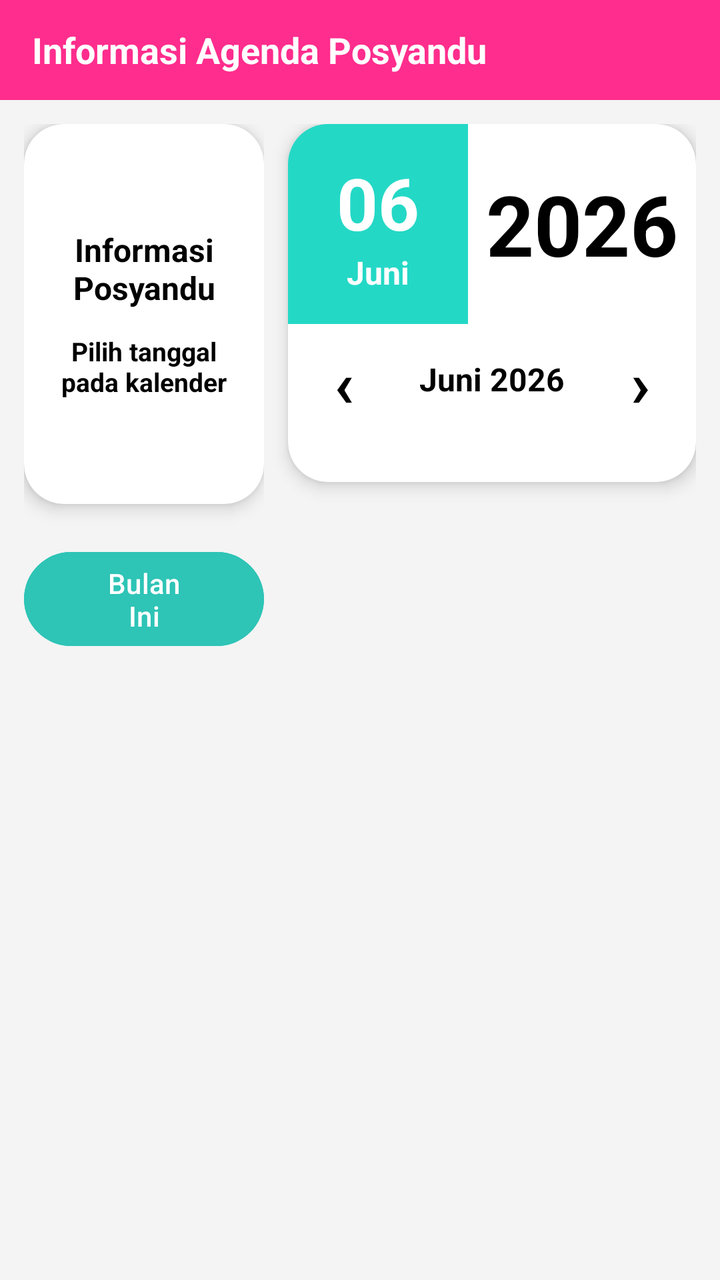
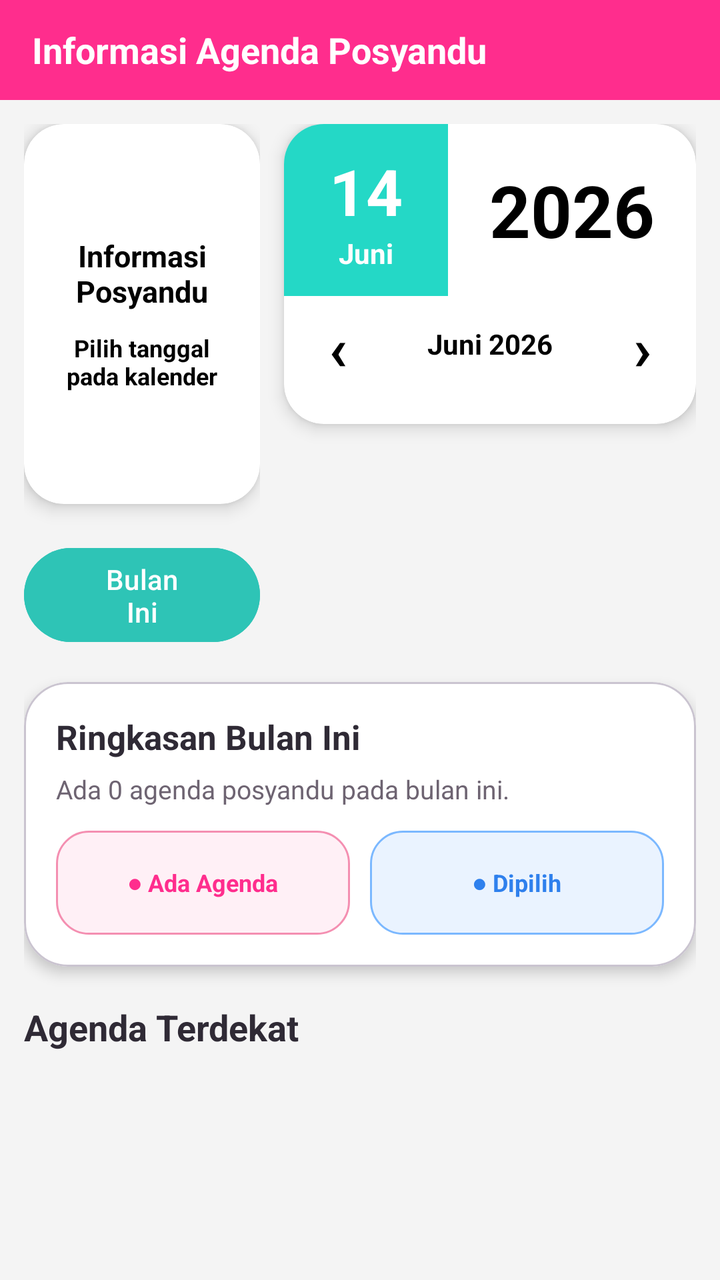

Compare the two renders of this Android layout. The source of the first and the diff that turns it into the second are given below.
<!-- AndroidManifest.xml: application theme Theme.SiBunda -->
<!-- res/layout/fragment_agenda.xml -->
<?xml version="1.0" encoding="utf-8"?>
<LinearLayout
    xmlns:android="http://schemas.android.com/apk/res/android"
    xmlns:app="http://schemas.android.com/apk/res-auto"
    android:layout_width="match_parent"
    android:layout_height="match_parent"
    android:orientation="vertical"
    android:background="#F4F4F4">

    <LinearLayout
        android:layout_width="match_parent"
        android:layout_height="50dp"
        android:background="#FF2D8D"
        android:gravity="center_vertical"
        android:paddingHorizontal="16dp">

        <TextView
            android:layout_width="wrap_content"
            android:layout_height="wrap_content"
            android:text="Informasi Agenda Posyandu"
            android:textColor="#FFFFFF"
            android:textStyle="bold"
            android:textSize="18sp"/>
    </LinearLayout>

    <LinearLayout
        android:layout_width="match_parent"
        android:layout_height="match_parent"
        android:orientation="horizontal"
        android:padding="12dp">

        <LinearLayout
            android:layout_width="120dp"
            android:layout_height="wrap_content"
            android:orientation="vertical">

            <androidx.cardview.widget.CardView
                android:layout_width="match_parent"
                android:layout_height="190dp"
                app:cardCornerRadius="20dp"
                app:cardElevation="5dp">

                <LinearLayout
                    android:layout_width="match_parent"
                    android:layout_height="match_parent"
                    android:orientation="vertical"
                    android:gravity="center"
                    android:padding="12dp">

                    <TextView
                        android:layout_width="wrap_content"
                        android:layout_height="wrap_content"
                        android:text="Informasi Posyandu"
                        android:textStyle="bold"
                        android:textSize="16sp"
                        android:textColor="#000000"
                        android:gravity="center"/>

                    <TextView
                        android:id="@+id/txtInfo"
                        android:layout_width="wrap_content"
                        android:layout_height="wrap_content"
                        android:layout_marginTop="12dp"
                        android:text="Pilih tanggal pada kalender"
                        android:textStyle="bold"
                        android:textSize="13sp"
                        android:textColor="#000000"
                        android:gravity="center"/>

                </LinearLayout>

            </androidx.cardview.widget.CardView>

            <Button
                android:id="@+id/btnBulanIni"
                android:layout_width="match_parent"
                android:layout_height="55dp"
                android:layout_marginTop="20dp"
                android:text="Bulan\nIni"
                android:textAllCaps="false"
                android:textColor="#FFFFFF"
                android:backgroundTint="#2EC4B6"/>
        </LinearLayout>

        <androidx.cardview.widget.CardView
            android:layout_width="0dp"
            android:layout_height="wrap_content"
            android:layout_weight="1"
            android:layout_marginStart="12dp"
            app:cardCornerRadius="20dp"
            app:cardElevation="5dp">

            <LinearLayout
                android:layout_width="match_parent"
                android:layout_height="wrap_content"
                android:orientation="vertical">

                <LinearLayout
                    android:layout_width="match_parent"
                    android:layout_height="100dp"
                    android:orientation="horizontal">

                    <LinearLayout
                        android:layout_width="90dp"
                        android:layout_height="match_parent"
                        android:background="#24D8C6"
                        android:gravity="center"
                        android:orientation="vertical">

                        <TextView
                            android:id="@+id/txtTanggal"
                            android:layout_width="wrap_content"
                            android:layout_height="wrap_content"
                            android:text="06"
                            android:textColor="#FFFFFF"
                            android:textStyle="bold"
                            android:textSize="36sp"/>

                        <TextView
                            android:id="@+id/txtBulan"
                            android:layout_width="wrap_content"
                            android:layout_height="wrap_content"
                            android:text="Juni"
                            android:textColor="#FFFFFF"
                            android:textStyle="bold"
                            android:textSize="16sp"/>
                    </LinearLayout>

                    <LinearLayout
                        android:layout_width="match_parent"
                        android:layout_height="match_parent"
                        android:gravity="center">

                        <TextView
                            android:id="@+id/txtTahun"
                            android:layout_width="wrap_content"
                            android:layout_height="wrap_content"
                            android:text="2026"
                            android:textStyle="bold"
                            android:textSize="42sp"
                            android:textColor="#000000"/>
                    </LinearLayout>

                </LinearLayout>

                <LinearLayout
                    android:layout_width="match_parent"
                    android:layout_height="55dp"
                    android:gravity="center"
                    android:orientation="horizontal"
                    android:paddingHorizontal="8dp">

                    <TextView
                        android:id="@+id/btnPrevMonth"
                        android:layout_width="40dp"
                        android:layout_height="40dp"
                        android:gravity="center"
                        android:text="‹"
                        android:textColor="#000000"
                        android:textSize="32sp"
                        android:textStyle="bold"/>

                    <TextView
                        android:id="@+id/txtNamaBulan"
                        android:layout_width="0dp"
                        android:layout_height="wrap_content"
                        android:layout_weight="1"
                        android:gravity="center"
                        android:text="Juni 2026"
                        android:textColor="#000000"
                        android:textSize="16sp"
                        android:textStyle="bold"/>

                    <TextView
                        android:id="@+id/btnNextMonth"
                        android:layout_width="40dp"
                        android:layout_height="40dp"
                        android:gravity="center"
                        android:text="›"
                        android:textColor="#000000"
                        android:textSize="32sp"
                        android:textStyle="bold"/>
                </LinearLayout>

                <GridLayout
                    android:id="@+id/gridHari"
                    android:layout_width="match_parent"
                    android:layout_height="wrap_content"
                    android:columnCount="7"
                    android:paddingHorizontal="8dp"
                    android:paddingBottom="4dp"/>

                <GridLayout
                    android:id="@+id/gridKalender"
                    android:layout_width="match_parent"
                    android:layout_height="wrap_content"
                    android:columnCount="7"
                    android:paddingHorizontal="8dp"
                    android:paddingBottom="20dp"/>

            </LinearLayout>
        </androidx.cardview.widget.CardView>

    </LinearLayout>

</LinearLayout>
<!-- resources referenced by this layout -->
<resources>
  <style name="Theme.SiBunda" parent="Base.Theme.SiBunda" />
  <style name="Base.Theme.SiBunda" parent="Theme.Material3.DayNight.NoActionBar">
          <item name="colorPrimary">@color/primary</item>
          <item name="colorOnPrimary">@color/onPrimary</item>
          <item name="colorPrimaryContainer">@color/primaryContainer</item>
          <item name="colorOnPrimaryContainer">@color/onPrimaryContainer</item>
          <item name="colorSecondary">@color/secondary</item>
          <item name="colorOnSecondary">@color/onSecondary</item>
          <item name="colorSecondaryContainer">@color/secondaryContainer</item>
          <item name="colorOnSecondaryContainer">@color/onSecondaryContainer</item>
          <item name="android:windowBackground">@color/background</item>
          <item name="colorSurface">@color/surface</item>
          <item name="colorOnSurface">@color/onSurface</item>
      </style>
  <color name="primary">#F48FB1</color>
  <color name="onPrimary">#FFFFFF</color>
  <color name="primaryContainer">#FFD6E7</color>
  <color name="onPrimaryContainer">#3B001A</color>
  <color name="secondary">#7BB8FF</color>
  <color name="onSecondary">#FFFFFF</color>
  <color name="secondaryContainer">#D1E4FF</color>
  <color name="onSecondaryContainer">#001D36</color>
  <color name="background">#FFFBFD</color>
  <color name="surface">#FFFBFD</color>
  <color name="onSurface">#1F1A1C</color>
</resources>

<!-- the commit's change to res/layout/fragment_agenda.xml (unified diff, before → after) -->
@@ -7,6 +7,7 @@
     android:orientation="vertical"
     android:background="#F4F4F4">
 
+    
     <LinearLayout
         android:layout_width="match_parent"
         android:layout_height="50dp"
@@ -20,187 +21,350 @@
             android:text="Informasi Agenda Posyandu"
             android:textColor="#FFFFFF"
             android:textStyle="bold"
-            android:textSize="18sp"/>
+            android:textSize="18sp" />
+
     </LinearLayout>
 
-    <LinearLayout
+    <androidx.core.widget.NestedScrollView
         android:layout_width="match_parent"
         android:layout_height="match_parent"
-        android:orientation="horizontal"
-        android:padding="12dp">
+        android:fillViewport="true"
+        android:paddingBottom="95dp">
 
         <LinearLayout
-            android:layout_width="120dp"
+            android:layout_width="match_parent"
             android:layout_height="wrap_content"
-            android:orientation="vertical">
-
-            <androidx.cardview.widget.CardView
+            android:orientation="vertical"
+            android:padding="12dp">
+
+            
+            <LinearLayout
                 android:layout_width="match_parent"
-                android:layout_height="190dp"
-                app:cardCornerRadius="20dp"
-                app:cardElevation="5dp">
+                android:layout_height="wrap_content"
+                android:orientation="horizontal">
+
+                
+                <LinearLayout
+                    android:layout_width="118dp"
+                    android:layout_height="wrap_content"
+                    android:orientation="vertical">
+
+                    <androidx.cardview.widget.CardView
+                        android:layout_width="match_parent"
+                        android:layout_height="190dp"
+                        app:cardCornerRadius="20dp"
+                        app:cardElevation="5dp">
+
+                        <LinearLayout
+                            android:layout_width="match_parent"
+                            android:layout_height="match_parent"
+                            android:orientation="vertical"
+                            android:gravity="center"
+                            android:padding="12dp">
+
+                            <TextView
+                                android:layout_width="wrap_content"
+                                android:layout_height="wrap_content"
+                                android:text="Informasi Posyandu"
+                                android:textStyle="bold"
+                                android:textSize="15sp"
+                                android:textColor="#000000"
+                                android:gravity="center" />
+
+                            <TextView
+                                android:id="@+id/txtInfo"
+                                android:layout_width="wrap_content"
+                                android:layout_height="wrap_content"
+                                android:layout_marginTop="10dp"
+                                android:text="Pilih tanggal pada kalender"
+                                android:textStyle="bold"
+                                android:textSize="12sp"
+                                android:textColor="#000000"
+                                android:gravity="center" />
+
+                        </LinearLayout>
+
+                    </androidx.cardview.widget.CardView>
+
+                    <Button
+                        android:id="@+id/btnBulanIni"
+                        android:layout_width="match_parent"
+                        android:layout_height="55dp"
+                        android:layout_marginTop="18dp"
+                        android:text="Bulan\nIni"
+                        android:textAllCaps="false"
+                        android:textColor="#FFFFFF"
+                        android:backgroundTint="#2EC4B6" />
+
+                </LinearLayout>
+
+                
+                <androidx.cardview.widget.CardView
+                    android:layout_width="0dp"
+                    android:layout_height="wrap_content"
+                    android:layout_weight="1"
+                    android:layout_marginStart="12dp"
+                    app:cardCornerRadius="20dp"
+                    app:cardElevation="5dp">
+
+                    <LinearLayout
+                        android:layout_width="match_parent"
+                        android:layout_height="wrap_content"
+                        android:orientation="vertical">
+
+                        <LinearLayout
+                            android:layout_width="match_parent"
+                            android:layout_height="86dp"
+                            android:orientation="horizontal">
+
+                            <LinearLayout
+                                android:layout_width="82dp"
+                                android:layout_height="match_parent"
+                                android:background="#24D8C6"
+                                android:gravity="center"
+                                android:orientation="vertical">
+
+                                <TextView
+                                    android:id="@+id/txtTanggal"
+                                    android:layout_width="wrap_content"
+                                    android:layout_height="wrap_content"
+                                    android:text="14"
+                                    android:textColor="#FFFFFF"
+                                    android:textStyle="bold"
+                                    android:textSize="32sp" />
+
+                                <TextView
+                                    android:id="@+id/txtBulan"
+                                    android:layout_width="wrap_content"
+                                    android:layout_height="wrap_content"
+                                    android:text="Juni"
+                                    android:textColor="#FFFFFF"
+                                    android:textStyle="bold"
+                                    android:textSize="14sp" />
+
+                            </LinearLayout>
+
+                            <LinearLayout
+                                android:layout_width="match_parent"
+                                android:layout_height="match_parent"
+                                android:gravity="center">
+
+                                <TextView
+                                    android:id="@+id/txtTahun"
+                                    android:layout_width="wrap_content"
+                                    android:layout_height="wrap_content"
+                                    android:text="2026"
+                                    android:textStyle="bold"
+                                    android:textSize="36sp"
+                                    android:textColor="#000000" />
+
+                            </LinearLayout>
+
+                        </LinearLayout>
+
+                        <LinearLayout
+                            android:layout_width="match_parent"
+                            android:layout_height="48dp"
+                            android:gravity="center"
+                            android:orientation="horizontal"
+                            android:paddingHorizontal="8dp">
+
+                            <TextView
+                                android:id="@+id/btnPrevMonth"
+                                android:layout_width="38dp"
+                                android:layout_height="38dp"
+                                android:gravity="center"
+                                android:text="‹"
+                                android:textColor="#000000"
+                                android:textSize="30sp"
+                                android:textStyle="bold" />
+
+                            <TextView
+                                android:id="@+id/txtNamaBulan"
+                                android:layout_width="0dp"
+                                android:layout_height="wrap_content"
+                                android:layout_weight="1"
+                                android:gravity="center"
+                                android:text="Juni 2026"
+                                android:textColor="#000000"
+                                android:textSize="14sp"
+                                android:textStyle="bold" />
+
+                            <TextView
+                                android:id="@+id/btnNextMonth"
+                                android:layout_width="38dp"
+                                android:layout_height="38dp"
+                                android:gravity="center"
+                                android:text="›"
+                                android:textColor="#000000"
+                                android:textSize="30sp"
+                                android:textStyle="bold" />
+
+                        </LinearLayout>
+
+                        <GridLayout
+                            android:id="@+id/gridHari"
+                            android:layout_width="match_parent"
+                            android:layout_height="wrap_content"
+                            android:columnCount="7"
+                            android:paddingHorizontal="8dp"
+                            android:paddingBottom="2dp" />
+
+                        <GridLayout
+                            android:id="@+id/gridKalender"
+                            android:layout_width="match_parent"
+                            android:layout_height="wrap_content"
+                            android:columnCount="7"
+                            android:paddingHorizontal="8dp"
+                            android:paddingBottom="14dp" />
+
+                    </LinearLayout>
+
+                </androidx.cardview.widget.CardView>
+
+            </LinearLayout>
+
+            
+            <com.google.android.material.card.MaterialCardView
+                android:layout_width="match_parent"
+                android:layout_height="wrap_content"
+                android:layout_marginTop="16dp"
+                app:cardBackgroundColor="#FFFFFF"
+                app:cardCornerRadius="22dp"
+                app:cardElevation="4dp">
 
                 <LinearLayout
                     android:layout_width="match_parent"
-                    android:layout_height="match_parent"
+                    android:layout_height="wrap_content"
                     android:orientation="vertical"
-                    android:gravity="center"
-                    android:padding="12dp">
+                    android:padding="16dp">
 
                     <TextView
                         android:layout_width="wrap_content"
                         android:layout_height="wrap_content"
-                        android:text="Informasi Posyandu"
+                        android:text="Ringkasan Bulan Ini"
+                        android:textColor="#2F2A35"
                         android:textStyle="bold"
-                        android:textSize="16sp"
-                        android:textColor="#000000"
-                        android:gravity="center"/>
+                        android:textSize="17sp" />
 
                     <TextView
-                        android:id="@+id/txtInfo"
-                        android:layout_width="wrap_content"
+                        android:id="@+id/tvRingkasanAgenda"
+                        android:layout_width="match_parent"
+                        android:layout_height="wrap_content"
+                        android:layout_marginTop="6dp"
+                        android:text="Ada 0 agenda posyandu pada bulan ini."
+                        android:textColor="#6E6472"
+                        android:textSize="13sp" />
+
+                    <LinearLayout
+                        android:layout_width="match_parent"
                         android:layout_height="wrap_content"
                         android:layout_marginTop="12dp"
-                        android:text="Pilih tanggal pada kalender"
-                        android:textStyle="bold"
-                        android:textSize="13sp"
-                        android:textColor="#000000"
-                        android:gravity="center"/>
+                        android:orientation="horizontal">
+
+                        <TextView
+                            android:layout_width="0dp"
+                            android:layout_height="52dp"
+                            android:layout_weight="1"
+                            android:background="@drawable/bg_agenda_info_pink"
+                            android:gravity="center"
+                            android:text="● Ada Agenda"
+                            android:textColor="#FF2D8D"
+                            android:textStyle="bold"
+                            android:textSize="12sp" />
+
+                        <TextView
+                            android:layout_width="0dp"
+                            android:layout_height="52dp"
+                            android:layout_weight="1"
+                            android:layout_marginStart="10dp"
+                            android:background="@drawable/bg_agenda_info_blue"
+                            android:gravity="center"
+                            android:text="● Dipilih"
+                            android:textColor="#2F80ED"
+                            android:textStyle="bold"
+                            android:textSize="12sp" />
+
+                    </LinearLayout>
 
                 </LinearLayout>
 
-            </androidx.cardview.widget.CardView>
-
-            <Button
-                android:id="@+id/btnBulanIni"
+            </com.google.android.material.card.MaterialCardView>
+
+            
+            <TextView
+                android:layout_width="wrap_content"
+                android:layout_height="wrap_content"
+                android:layout_marginTop="18dp"
+                android:text="Agenda Terdekat"
+                android:textColor="#2F2A35"
+                android:textStyle="bold"
+                android:textSize="18sp" />
+
+            <LinearLayout
+                android:id="@+id/containerAgendaTerdekat"
                 android:layout_width="match_parent"
-                android:layout_height="55dp"
-                android:layout_marginTop="20dp"
-                android:text="Bulan\nIni"
-                android:textAllCaps="false"
-                android:textColor="#FFFFFF"
-                android:backgroundTint="#2EC4B6"/>
-        </LinearLayout>
-
-        <androidx.cardview.widget.CardView
-            android:layout_width="0dp"
-            android:layout_height="wrap_content"
-            android:layout_weight="1"
-            android:layout_marginStart="12dp"
-            app:cardCornerRadius="20dp"
-            app:cardElevation="5dp">
-
-            <LinearLayout
+                android:layout_height="wrap_content"
+                android:layout_marginTop="10dp"
+                android:orientation="vertical" />
+
+            
+            <com.google.android.material.card.MaterialCardView
                 android:layout_width="match_parent"
                 android:layout_height="wrap_content"
-                android:orientation="vertical">
+                android:layout_marginTop="18dp"
+                app:cardBackgroundColor="#FFE5F1"
+                app:cardCornerRadius="22dp"
+                app:cardElevation="3dp"
+                app:strokeColor="#F48FB1"
+                app:strokeWidth="1dp">
 
                 <LinearLayout
                     android:layout_width="match_parent"
-                    android:layout_height="100dp"
-                    android:orientation="horizontal">
+                    android:layout_height="wrap_content"
+                    android:orientation="horizontal"
+                    android:padding="16dp"
+                    android:gravity="center_vertical">
+
+                    <TextView
+                        android:layout_width="52dp"
+                        android:layout_height="52dp"
+                        android:gravity="center"
+                        android:background="@drawable/bg_home_soft_circle"
+                        android:text="💡"
+                        android:textSize="25sp" />
 
                     <LinearLayout
-                        android:layout_width="90dp"
-                        android:layout_height="match_parent"
-                        android:background="#24D8C6"
-                        android:gravity="center"
+                        android:layout_width="0dp"
+                        android:layout_height="wrap_content"
+                        android:layout_marginStart="14dp"
+                        android:layout_weight="1"
                         android:orientation="vertical">
 
                         <TextView
-                            android:id="@+id/txtTanggal"
                             android:layout_width="wrap_content"
                             android:layout_height="wrap_content"
-                            android:text="06"
-                            android:textColor="#FFFFFF"
+                            android:text="Tips Sebelum ke Posyandu"
+                            android:textColor="#2F2A35"
                             android:textStyle="bold"
-                            android:textSize="36sp"/>
+                            android:textSize="15sp" />
 
                         <TextView
-                            android:id="@+id/txtBulan"
-                            android:layout_width="wrap_content"
+                            android:layout_width="match_parent"
                             android:layout_height="wrap_content"
-                            android:text="Juni"
-                            android:textColor="#FFFFFF"
-                            android:textStyle="bold"
-                            android:textSize="16sp"/>
+                            android:layout_marginTop="4dp"
+                            android:text="Bawa buku KIA/KMS, pastikan anak cukup istirahat, dan datang sesuai jadwal kegiatan."
+                            android:textColor="#6E6472"
+                            android:textSize="13sp" />
+
                     </LinearLayout>
 
-                    <LinearLayout
-                        android:layout_width="match_parent"
-                        android:layout_height="match_parent"
-                        android:gravity="center">
-
-                        <TextView
-                            android:id="@+id/txtTahun"
-                            android:layout_width="wrap_content"
-                            android:layout_height="wrap_content"
-                            android:text="2026"
-                            android:textStyle="bold"
-                            android:textSize="42sp"
-                            android:textColor="#000000"/>
-                    </LinearLayout>
-
                 </LinearLayout>
 
-                <LinearLayout
-                    android:layout_width="match_parent"
-                    android:layout_height="55dp"
-                    android:gravity="center"
-                    android:orientation="horizontal"
-                    android:paddingHorizontal="8dp">
-
-                    <TextView
-                        android:id="@+id/btnPrevMonth"
-                        android:layout_width="40dp"
-                        android:layout_height="40dp"
-                        android:gravity="center"
-                        android:text="‹"
-                        android:textColor="#000000"
-                        android:textSize="32sp"
-                        android:textStyle="bold"/>
-
-                    <TextView
-                        android:id="@+id/txtNamaBulan"
-                        android:layout_width="0dp"
-                        android:layout_height="wrap_content"
-                        android:layout_weight="1"
-                        android:gravity="center"
-                        android:text="Juni 2026"
-                        android:textColor="#000000"
-                        android:textSize="16sp"
-                        android:textStyle="bold"/>
-
-                    <TextView
-                        android:id="@+id/btnNextMonth"
-                        android:layout_width="40dp"
-                        android:layout_height="40dp"
-                        android:gravity="center"
-                        android:text="›"
-                        android:textColor="#000000"
-                        android:textSize="32sp"
-                        android:textStyle="bold"/>
-                </LinearLayout>
-
-                <GridLayout
-                    android:id="@+id/gridHari"
-                    android:layout_width="match_parent"
-                    android:layout_height="wrap_content"
-                    android:columnCount="7"
-                    android:paddingHorizontal="8dp"
-                    android:paddingBottom="4dp"/>
-
-                <GridLayout
-                    android:id="@+id/gridKalender"
-                    android:layout_width="match_parent"
-                    android:layout_height="wrap_content"
-                    android:columnCount="7"
-                    android:paddingHorizontal="8dp"
-                    android:paddingBottom="20dp"/>
-
-            </LinearLayout>
-        </androidx.cardview.widget.CardView>
-
-    </LinearLayout>
+            </com.google.android.material.card.MaterialCardView>
+
+        </LinearLayout>
+
+    </androidx.core.widget.NestedScrollView>
 
 </LinearLayout>
<!-- resource entries referenced after the edit -->
@@ -1,5 +1,32 @@
 <!-- resources referenced by this layout -->
 <resources>
+  <!-- drawable bg_agenda_info_blue (drawable) -->
+  <?xml version="1.0" encoding="utf-8"?>
+  <shape xmlns:android="http://schemas.android.com/apk/res/android">
+      <solid android:color="#EAF3FF" />
+      <corners android:radius="16dp" />
+      <stroke
+          android:width="1dp"
+          android:color="#7BB8FF" />
+  </shape>
+  <!-- drawable bg_agenda_info_pink (drawable) -->
+  <?xml version="1.0" encoding="utf-8"?>
+  <shape xmlns:android="http://schemas.android.com/apk/res/android">
+      <solid android:color="#FFF0F6" />
+      <corners android:radius="16dp" />
+      <stroke
+          android:width="1dp"
+          android:color="#F48FB1" />
+  </shape>
+  <!-- drawable bg_home_soft_circle (drawable) -->
+  <?xml version="1.0" encoding="utf-8"?>
+  <shape xmlns:android="http://schemas.android.com/apk/res/android"
+      android:shape="rectangle">
+  
+      <solid android:color="#FFF0F6" />
+      <corners android:radius="18dp" />
+  
+  </shape>
   <style name="Theme.SiBunda" parent="Base.Theme.SiBunda" />
   <style name="Base.Theme.SiBunda" parent="Theme.Material3.DayNight.NoActionBar">
           <item name="colorPrimary">@color/primary</item>
